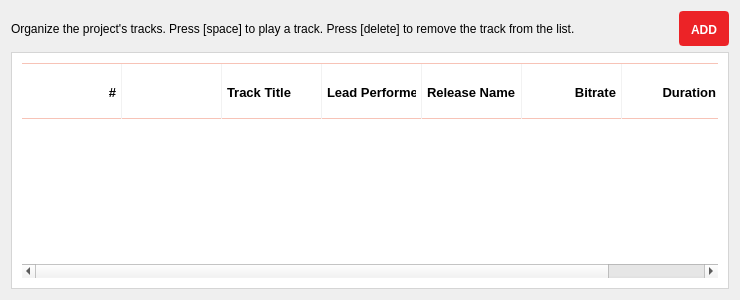
Iconoclasteinc/tgit, file resources/ui/track_list_page.ui: the form before one commit.
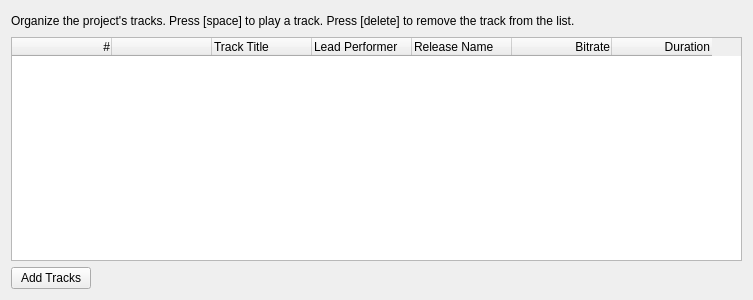
The form after the commit.

Commit message: Remove stylesheets from track list page to have the default platform style

```diff
--- a/resources/ui/track_list_page.ui
+++ b/resources/ui/track_list_page.ui
@@ -6,7 +6,7 @@
    <rect>
     <x>0</x>
     <y>0</y>
-    <width>740</width>
+    <width>753</width>
     <height>300</height>
    </rect>
   </property>
@@ -46,264 +46,14 @@
         </property>
        </spacer>
       </item>
-      <item>
-       <widget class="QPushButton" name="_add_tracks_button">
-        <property name="cursor">
-         <cursorShape>PointingHandCursor</cursorShape>
-        </property>
-        <property name="focusPolicy">
-         <enum>Qt::StrongFocus</enum>
-        </property>
-        <property name="styleSheet">
-         <string notr="true">* {
-    background-color: #EC2327;
-    border: 2px solid #EC2327;
-    border-radius: 4px;
-    font-size: 12px;
-    font-weight: bold;
-    color: white;
-    padding: 10px 10px 7px 10px;
-}
-
-:hover {
-    background-color: #D42023;
-    border-color: #D42023;
-}
-
-:pressed {
-    border: 2px solid transparent;
-}
-
-</string>
-        </property>
-        <property name="text">
-         <string>ADD</string>
-        </property>
-       </widget>
-      </item>
      </layout>
     </widget>
    </item>
-   <item>
-    <widget class="QFrame" name="frame">
-     <property name="palette">
-      <palette>
-       <active>
-        <colorrole role="WindowText">
-         <brush brushstyle="SolidPattern">
-          <color alpha="255">
-           <red>213</red>
-           <green>213</green>
-           <blue>213</blue>
-          </color>
-         </brush>
-        </colorrole>
-        <colorrole role="Button">
-         <brush brushstyle="SolidPattern">
-          <color alpha="255">
-           <red>255</red>
-           <green>255</green>
-           <blue>255</blue>
-          </color>
-         </brush>
-        </colorrole>
-        <colorrole role="Base">
-         <brush brushstyle="SolidPattern">
-          <color alpha="255">
-           <red>255</red>
-           <green>255</green>
-           <blue>255</blue>
-          </color>
-         </brush>
-        </colorrole>
-        <colorrole role="Window">
-         <brush brushstyle="SolidPattern">
-          <color alpha="255">
-           <red>255</red>
-           <green>255</green>
-           <blue>255</blue>
-          </color>
-         </brush>
-        </colorrole>
-       </active>
-       <inactive>
-        <colorrole role="WindowText">
-         <brush brushstyle="SolidPattern">
-          <color alpha="255">
-           <red>213</red>
-           <green>213</green>
-           <blue>213</blue>
-          </color>
-         </brush>
-        </colorrole>
-        <colorrole role="Button">
-         <brush brushstyle="SolidPattern">
-          <color alpha="255">
-           <red>255</red>
-           <green>255</green>
-           <blue>255</blue>
-          </color>
-         </brush>
-        </colorrole>
-        <colorrole role="Base">
-         <brush brushstyle="SolidPattern">
-          <color alpha="255">
-           <red>255</red>
-           <green>255</green>
-           <blue>255</blue>
-          </color>
-         </brush>
-        </colorrole>
-        <colorrole role="Window">
-         <brush brushstyle="SolidPattern">
-          <color alpha="255">
-           <red>255</red>
-           <green>255</green>
-           <blue>255</blue>
-          </color>
-         </brush>
-        </colorrole>
-       </inactive>
-       <disabled>
-        <colorrole role="WindowText">
-         <brush brushstyle="SolidPattern">
-          <color alpha="255">
-           <red>127</red>
-           <green>127</green>
-           <blue>127</blue>
-          </color>
-         </brush>
-        </colorrole>
-        <colorrole role="Button">
-         <brush brushstyle="SolidPattern">
-          <color alpha="255">
-           <red>255</red>
-           <green>255</green>
-           <blue>255</blue>
-          </color>
-         </brush>
-        </colorrole>
-        <colorrole role="Base">
-         <brush brushstyle="SolidPattern">
-          <color alpha="255">
-           <red>255</red>
-           <green>255</green>
-           <blue>255</blue>
-          </color>
-         </brush>
-        </colorrole>
-        <colorrole role="Window">
-         <brush brushstyle="SolidPattern">
-          <color alpha="255">
-           <red>255</red>
-           <green>255</green>
-           <blue>255</blue>
-          </color>
-         </brush>
-        </colorrole>
-       </disabled>
-      </palette>
-     </property>
-     <property name="autoFillBackground">
-      <bool>false</bool>
-     </property>
-     <property name="styleSheet">
-      <string notr="true">QFrame {
-  background-color: white;
-}</string>
-     </property>
-     <property name="frameShape">
-      <enum>QFrame::Panel</enum>
-     </property>
-     <property name="frameShadow">
-      <enum>QFrame::Plain</enum>
-     </property>
-     <property name="lineWidth">
-      <number>1</number>
-     </property>
-     <layout class="QHBoxLayout" name="horizontalLayout_2">
-      <property name="leftMargin">
-       <number>10</number>
-      </property>
-      <property name="topMargin">
-       <number>10</number>
-      </property>
-      <property name="rightMargin">
-       <number>10</number>
-      </property>
-      <property name="bottomMargin">
-       <number>10</number>
-      </property>
       <item>
        <widget class="QTableWidget" name="_track_table">
         <property name="contextMenuPolicy">
          <enum>Qt::CustomContextMenu</enum>
         </property>
-        <property name="styleSheet">
-         <string notr="true">QTableView::item {
-  border-bottom: 1px solid #F7C3B7;
-}
-
-QTableView::item::alternate {
-  background-color:#F9F7F7;
-}
-
-QTableView::item::selected {
-  background-color:#F08450;
-}
-
-QHeaderView {
-  background-color: transparent;
-}
-
-QHeaderView::section {
-  background-color: transparent;
-}
-
-QHeaderView::section:horizontal {
-  font-weight: bold;
-  font-size: 13px;
-  padding: 21px 5px 18px 5px;
-  border-top: 1px solid #F7C3B7;
-  border-bottom: 1px solid #F7C3B7;
-  border-right: 1px solid #F2F2F2;
-  min-height: 15px;
-}
-
-QHeaderView::section:vertical {
-  padding: 4px 0px;
-  border-bottom: 1px solid #F7C3B7;
-  border-left: none;
-  border-top: none;
-  max-width: 24px;
-}
-
-QTableCornerButton::section {
-  background-color: transparent;
-  border-top: 1px solid #F7C3B7;
-  border-bottom: 1px solid #F7C3B7;
-}
-
-QMenu {
-    background-color: white;
-}
-
-QMenu::item::selected {
-	color: black;
-    background-color: #DDDDDD;
-}
-
-</string>
-        </property>
-        <property name="frameShape">
-         <enum>QFrame::NoFrame</enum>
-        </property>
-        <property name="frameShadow">
-         <enum>QFrame::Plain</enum>
-        </property>
-        <property name="lineWidth">
-         <number>0</number>
-        </property>
         <property name="editTriggers">
          <set>QAbstractItemView::NoEditTriggers</set>
         </property>
@@ -333,7 +83,7 @@
           <string>#</string>
          </property>
          <property name="textAlignment">
-          <set>AlignTrailing|AlignVCenter</set>
+       <set>AlignRight|AlignVCenter</set>
          </property>
         </column>
         <column>
@@ -341,7 +91,7 @@
           <string/>
          </property>
          <property name="textAlignment">
-          <set>AlignCenter</set>
+       <set>AlignHCenter|AlignVCenter|AlignCenter</set>
          </property>
         </column>
         <column>
@@ -349,7 +99,7 @@
           <string>Track Title</string>
          </property>
          <property name="textAlignment">
-          <set>AlignLeading|AlignVCenter</set>
+       <set>AlignLeft|AlignVCenter</set>
          </property>
         </column>
         <column>
@@ -357,7 +107,7 @@
           <string>Lead Performer</string>
          </property>
          <property name="textAlignment">
-          <set>AlignLeading|AlignVCenter</set>
+       <set>AlignLeft|AlignVCenter</set>
          </property>
         </column>
         <column>
@@ -365,7 +115,7 @@
           <string>Release Name</string>
          </property>
          <property name="textAlignment">
-          <set>AlignLeading|AlignVCenter</set>
+       <set>AlignLeft|AlignVCenter</set>
          </property>
         </column>
         <column>
@@ -373,7 +123,7 @@
           <string>Bitrate</string>
          </property>
          <property name="textAlignment">
-          <set>AlignTrailing|AlignVCenter</set>
+       <set>AlignRight|AlignVCenter</set>
          </property>
         </column>
         <column>
@@ -381,13 +131,34 @@
           <string>Duration</string>
          </property>
          <property name="textAlignment">
-          <set>AlignTrailing|AlignVCenter</set>
+       <set>AlignRight|AlignVCenter</set>
          </property>
         </column>
        </widget>
       </item>
-     </layout>
-    </widget>
+   <item>
+    <layout class="QHBoxLayout" name="horizontalLayout_3">
+     <item>
+      <widget class="QPushButton" name="_add_tracks_button">
+       <property name="text">
+        <string>Add Tracks</string>
+       </property>
+      </widget>
+     </item>
+     <item>
+      <spacer name="horizontalSpacer_2">
+       <property name="orientation">
+        <enum>Qt::Horizontal</enum>
+       </property>
+       <property name="sizeHint" stdset="0">
+        <size>
+         <width>40</width>
+         <height>20</height>
+        </size>
+       </property>
+      </spacer>
+     </item>
+    </layout>
    </item>
   </layout>
   <action name="_remove_action">
```
Left out of the diff: 4 changed lines with no effect on the pictures. Lines whose indentation alone changed are shown as unchanged. The commit also changes 7 other files.
